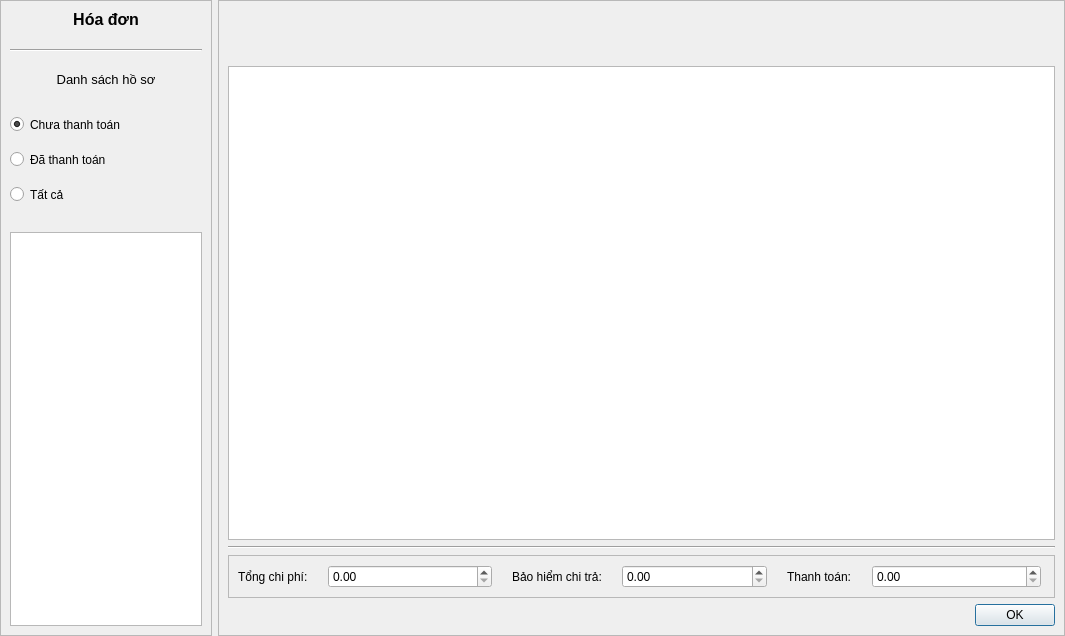
Old version of the form src/views/ReceiptView.ui in the repository Taylor3691/Hospital-Management-Project.
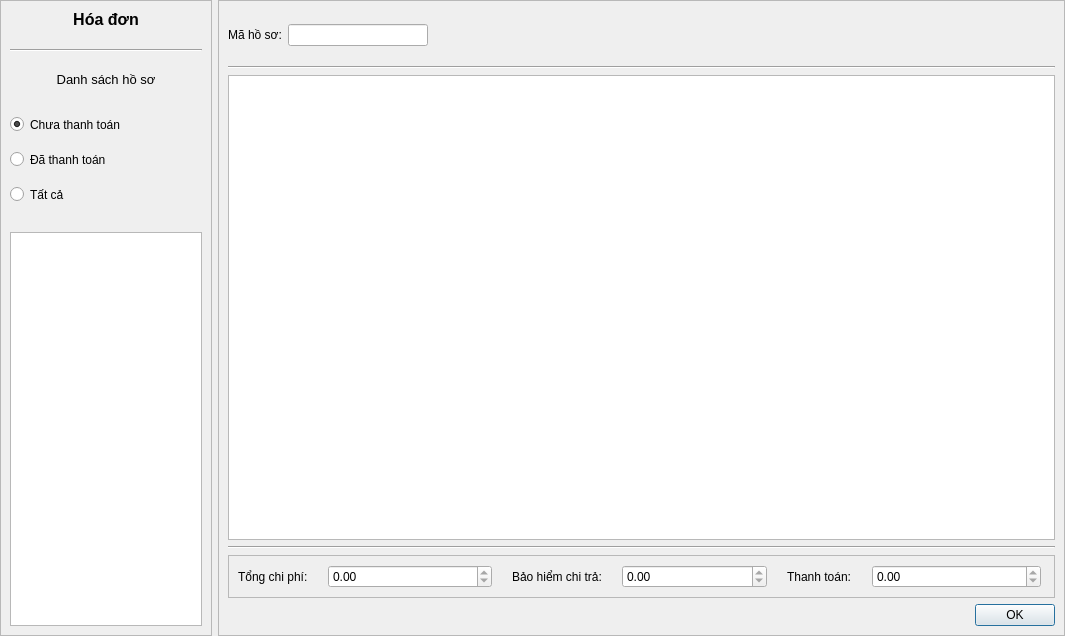
New version of the form. Icons and pictures are not drawn.

Commit message: feat(view): add payment feature and validate user inputs

Patch:
```diff
--- a/src/views/ReceiptView.ui
+++ b/src/views/ReceiptView.ui
@@ -2405,7 +2405,9 @@
       <item>
        <layout class="QVBoxLayout" name="verticalLayout">
         <item>
-         <widget class="QLabel" name="receiptId_label">
+         <layout class="QHBoxLayout" name="horizontalLayout_6">
+          <item>
+           <widget class="QLabel" name="recordId_label">
           <property name="sizePolicy">
            <sizepolicy hsizetype="Preferred" vsizetype="Maximum">
             <horstretch>0</horstretch>
@@ -2422,19 +2424,57 @@
            <font>
             <family>Segoe UI</family>
             <pointsize>9</pointsize>
-            <weight>75</weight>
+              <weight>50</weight>
             <italic>false</italic>
-            <bold>true</bold>
-           </font>
-          </property>
-          <property name="styleSheet">
-           <string notr="true">font-weight: bold;</string>
-          </property>
+              <bold>false</bold>
+             </font>
+            </property>
           <property name="text">
-           <string>&lt;Mã hóa đơn&gt;</string>
+             <string>Mã hồ sơ:</string>
           </property>
           <property name="alignment">
            <set>Qt::AlignCenter</set>
+            </property>
+           </widget>
+          </item>
+          <item>
+           <widget class="QLineEdit" name="recordId_lineEdit">
+            <property name="sizePolicy">
+             <sizepolicy hsizetype="Fixed" vsizetype="Fixed">
+              <horstretch>0</horstretch>
+              <verstretch>0</verstretch>
+             </sizepolicy>
+            </property>
+            <property name="minimumSize">
+             <size>
+              <width>140</width>
+              <height>0</height>
+             </size>
+            </property>
+            <property name="readOnly">
+             <bool>true</bool>
+            </property>
+           </widget>
+          </item>
+          <item>
+           <spacer name="horizontalSpacer">
+            <property name="orientation">
+             <enum>Qt::Horizontal</enum>
+            </property>
+            <property name="sizeHint" stdset="0">
+             <size>
+              <width>40</width>
+              <height>20</height>
+             </size>
+            </property>
+           </spacer>
+          </item>
+         </layout>
+        </item>
+        <item>
+         <widget class="Line" name="line_3">
+          <property name="orientation">
+           <enum>Qt::Horizontal</enum>
           </property>
          </widget>
         </item>
@@ -2490,6 +2530,9 @@
                  <height>0</height>
                 </size>
                </property>
+               <property name="readOnly">
+                <bool>true</bool>
+               </property>
                <property name="maximum">
                 <double>1000000000.000000000000000</double>
                </property>
@@ -2523,6 +2566,9 @@
                  <height>0</height>
                 </size>
                </property>
+               <property name="readOnly">
+                <bool>true</bool>
+               </property>
                <property name="maximum">
                 <double>1000000000.000000000000000</double>
                </property>
@@ -2556,6 +2602,9 @@
                  <height>0</height>
                 </size>
                </property>
+               <property name="readOnly">
+                <bool>true</bool>
+               </property>
                <property name="maximum">
                 <double>1000000000.000000000000000</double>
                </property>
```
Left out of the diff: 8 changed lines with no effect on the pictures. Lines whose indentation alone changed are shown as unchanged. The commit also changes 24 other files.
